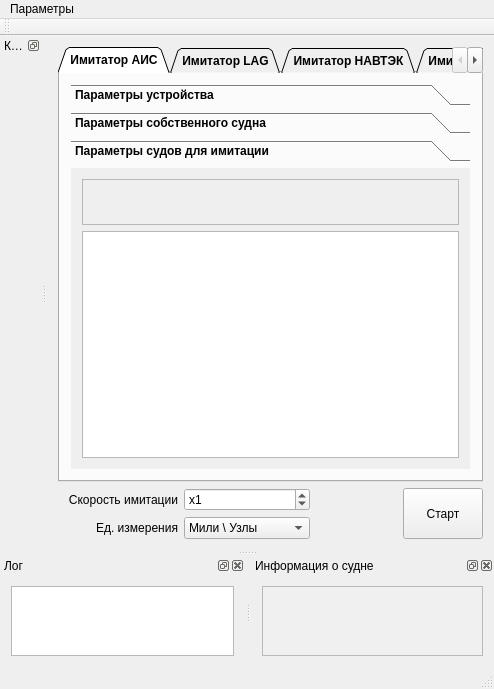
Above: Emulator/mainwindow.ui from breton75/R-Card before the change. Below: the same form after it.
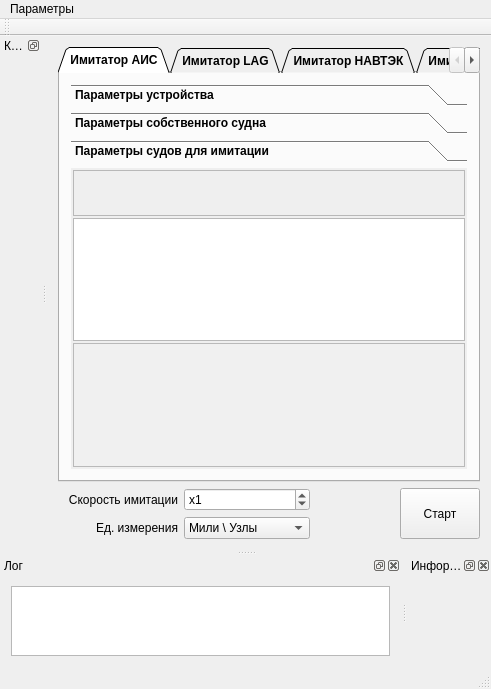
That is the form after the change. Icons and pictures are not drawn.

The edit to the form file:
```diff
--- a/Emulator/mainwindow.ui
+++ b/Emulator/mainwindow.ui
@@ -327,6 +327,21 @@
               <string>Параметры судов для имитации</string>
              </attribute>
              <layout class="QVBoxLayout" name="verticalLayout_5">
+              <property name="spacing">
+               <number>2</number>
+              </property>
+              <property name="leftMargin">
+               <number>2</number>
+              </property>
+              <property name="topMargin">
+               <number>2</number>
+              </property>
+              <property name="rightMargin">
+               <number>2</number>
+              </property>
+              <property name="bottomMargin">
+               <number>2</number>
+              </property>
               <item>
                <widget class="QFrame" name="graphControlFrame_2">
                 <property name="frameShape">
@@ -462,6 +477,16 @@
                 </property>
                </widget>
               </item>
+              <item>
+               <widget class="QTextEdit" name="textMapObjectInfo">
+                <property name="styleSheet">
+                 <string notr="true">background-color: rgb(240, 240, 240);</string>
+                </property>
+                <property name="readOnly">
+                 <bool>true</bool>
+                </property>
+               </widget>
+              </item>
              </layout>
             </widget>
            </widget>
@@ -1281,18 +1306,7 @@
     <number>8</number>
    </attribute>
    <widget class="QWidget" name="dockWidgetContents_3">
-    <layout class="QVBoxLayout" name="verticalLayout_13">
-     <item>
-      <widget class="QTextEdit" name="textMapObjectInfo">
-       <property name="styleSheet">
-        <string notr="true">background-color: rgb(240, 240, 240);</string>
-       </property>
-       <property name="readOnly">
-        <bool>true</bool>
-       </property>
-      </widget>
-     </item>
-    </layout>
+    <layout class="QVBoxLayout" name="verticalLayout_13"/>
    </widget>
   </widget>
   <action name="actionNewVessel">
```
Left out of the diff: 10 changed lines with no effect on the pictures.
